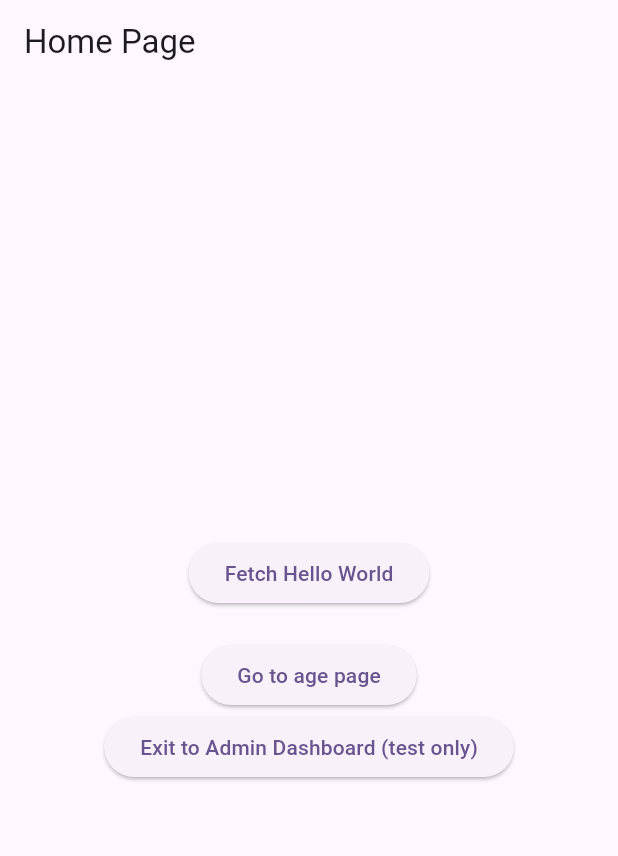
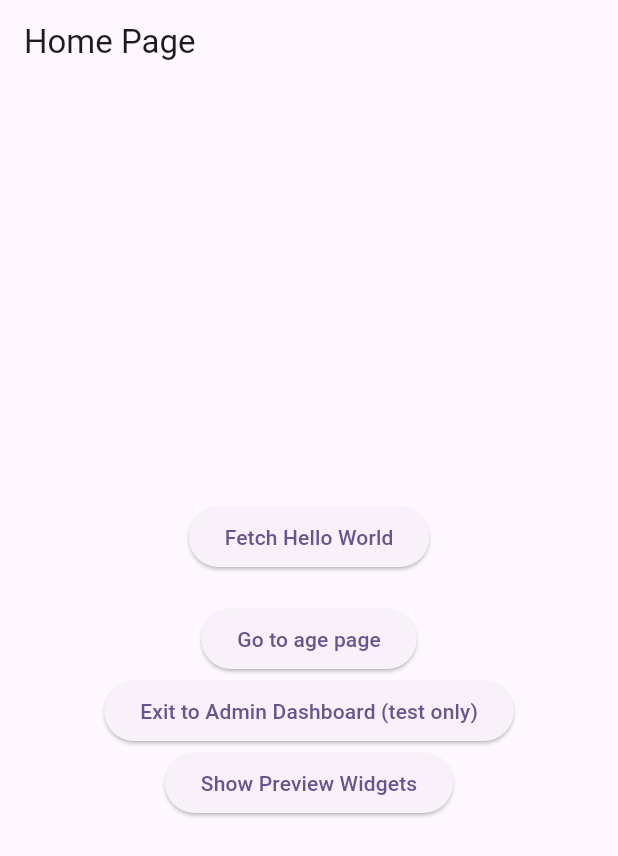
Before and after one commit to UCI-191-VirtuRealty-Visionaries/Centero, a Flutter app: the screen it shows after launch, on a phone screen of 412 x 824 dp. Shown: the top 856 px of the screen. Run offline on Flutter 3.47's test engine with Material 3 defaults, Android fonts, the phone set to English and light mode, and no system bars; our stand-ins replace cloud_firestore, cloud_functions, firebase_auth, firebase_core, flutter_svg, go_router and 1 more; accounts and stored records are empty.

Commit message:
Add Temporary Deployment Patch

```diff
--- a/frontend/centero/lib/pages/home.dart
+++ b/frontend/centero/lib/pages/home.dart
@@ -58,6 +58,10 @@ class _HomePageState extends State<HomePage> {
               onPressed: () => GoRouter.of(context).go('/admin'),
               child: Text('Exit to Admin Dashboard (test only)'),
             ),
+            ElevatedButton(
+              onPressed: () => GoRouter.of(context).go('/widgets'),
+              child: Text('Show Preview Widgets'),
+            ),
           ],
         ),
       ),
```
Also changed, not shown: 1 other file.
